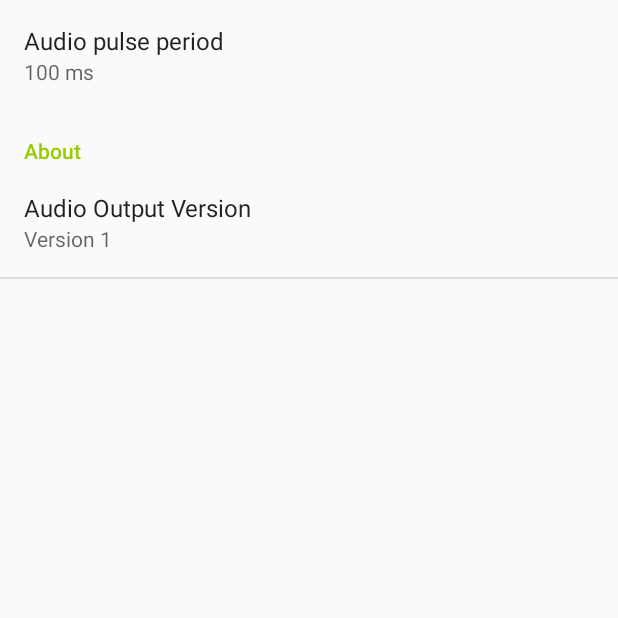
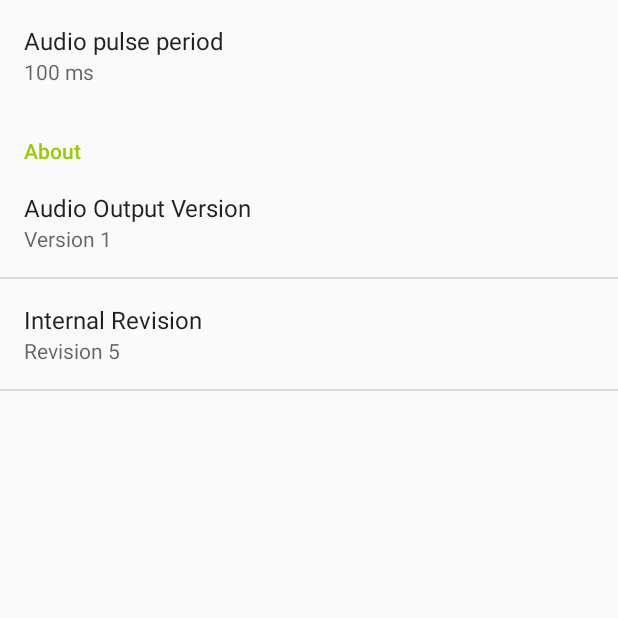
Before and after one commit to kongr45gpen/SonoClapper, an Android app: the screen it shows after launch (SettingsActivity), after a tap on "Settings", on a phone screen of 412 x 824 dp, the top half of it. Run offline under Robolectric (Android 15) with nearby library versions, the phone set to English and light mode, and no system bars.

Commit message:
Show internal revision in settings

```diff
--- a/app/src/main/java/org/helit/sonoclapper/SettingsFragment.java
+++ b/app/src/main/java/org/helit/sonoclapper/SettingsFragment.java
@@ -1,5 +1,6 @@
 package org.helit.sonoclapper;
 
+import android.content.res.Resources;
 import android.os.Bundle;
 import android.preference.PreferenceFragment;
 
@@ -14,6 +15,8 @@ public class SettingsFragment extends PreferenceFragment {
         addPreferencesFromResource(R.xml.preferences);
 
         // Add the version number to the corresponding summary
+        Resources res = getResources();
         getPreferenceScreen().findPreference("audio_version").setSummary(String.format(Locale.getDefault(), "Version %d", ToneGenerator.getVersion()));
+        getPreferenceScreen().findPreference("internal_version").setSummary(String.format(Locale.getDefault(), "Revision %d", res.getInteger(R.integer.internal_revision)));
     }
 }
--- /dev/null
+++ b/app/src/main/res/values/integers.xml
@@ -0,0 +1,4 @@
+<?xml version="1.0" encoding="utf-8"?>
+<resources>
+    <integer name="internal_revision">5</integer>
+</resources>
--- a/app/src/main/res/values/strings.xml
+++ b/app/src/main/res/values/strings.xml
@@ -8,4 +8,5 @@
     <string name="version_setting_title">Audio Output Version</string>
     <string name="about_setting">About</string>
     <string name="clock_setting_samples">Duration:</string>
+    <string name="revision_setting_title">Internal Revision</string>
 </resources>
--- a/app/src/main/res/xml/preferences.xml
+++ b/app/src/main/res/xml/preferences.xml
@@ -13,5 +13,10 @@
             android:key="audio_version"
             android:summary="Unknown version"
             android:title="@string/version_setting_title" />
+        <Preference
+            android:defaultValue="false"
+            android:key="internal_version"
+            android:summary="Unknown version"
+            android:title="@string/revision_setting_title" />
     </PreferenceCategory>
 </PreferenceScreen>
```
